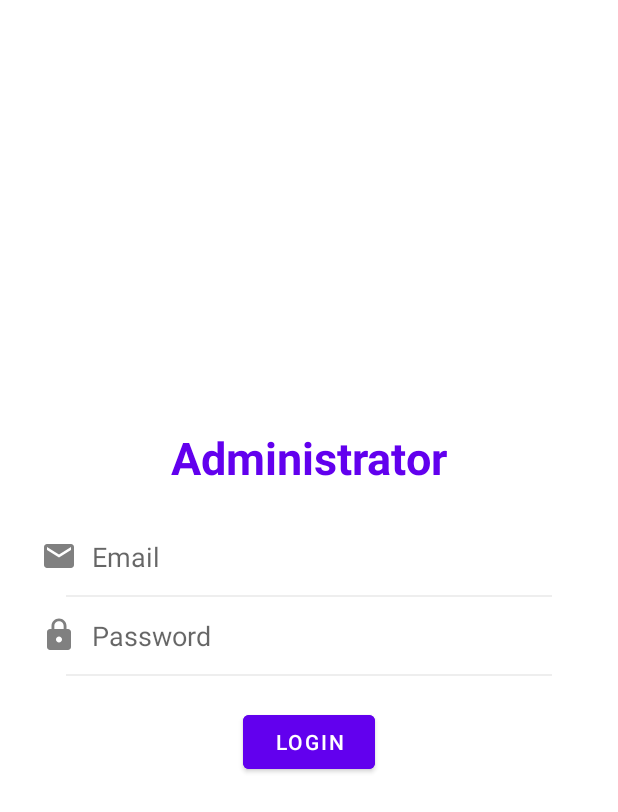
After one commit to praj9719/rakshak, an Android app: the LoginActivity screen opened directly, with no data from a screen before it, on a phone screen of 412 x 824 dp. The commit adds this screen. Shown: the top 812 px of the screen. Run offline under Robolectric (Android 15) with nearby library versions, the phone set to English and light mode, and no system bars; our stand-ins replace Firebase (no records; nobody signed in at launch, a user with empty details on screens opened directly).

Commit message:
login activity added

```diff
--- a/app/src/main/AndroidManifest.xml
+++ b/app/src/main/AndroidManifest.xml
@@ -9,7 +9,8 @@
         android:roundIcon="@mipmap/ic_launcher_round"
         android:supportsRtl="true"
         android:theme="@style/Theme.Rakshak">
-        <activity android:name=".TestActivity"></activity>
+        <activity android:name=".LoginActivity"></activity>
+        <activity android:name=".TestActivity" />
         <activity android:name=".MainActivity">
             <intent-filter>
                 <action android:name="android.intent.action.MAIN" />
--- /dev/null
+++ b/app/src/main/java/com/aapex/rakshak/LoginActivity.java
@@ -0,0 +1,43 @@
+package com.aapex.rakshak;
+
+import androidx.appcompat.app.AppCompatActivity;
+
+import android.app.ProgressDialog;
+import android.os.Bundle;
+import android.util.Log;
+import android.widget.Button;
+import android.widget.EditText;
+
+import com.google.firebase.auth.FirebaseAuth;
+
+import static com.aapex.rakshak.Global.gblToast;
+
+public class LoginActivity extends AppCompatActivity {
+
+    private FirebaseAuth mAuth;
+
+    @Override
+    protected void onCreate(Bundle savedInstanceState) {
+        super.onCreate(savedInstanceState);
+        setContentView(R.layout.activity_login);
+        EditText mEmail = findViewById(R.id.al_edit_email);
+        EditText mPassword = findViewById(R.id.al_edit_password);
+        Button mLogin = findViewById(R.id.al_button_login);
+        mAuth = FirebaseAuth.getInstance();
+        mLogin.setOnClickListener(view -> {
+            String email = mEmail.getText().toString().trim();
+            String password = mPassword.getText().toString().trim();
+            loginActivity(email, password);
+        });
+    }
+
+    private void loginActivity(String email, String password) {
+        if (email.isEmpty() || password.isEmpty()) {gblToast(this, "Fill all details"); return;}
+        ProgressDialog mProgressDialog = ProgressDialog.show(LoginActivity.this, "", "Please wait...", true);
+        mAuth.signInWithEmailAndPassword(email, password)
+                .addOnSuccessListener(authResult -> {gblToast(this, "Login success!");})
+                .addOnFailureListener(e -> gblToast(this, e.getMessage()))
+                .addOnCompleteListener(task -> mProgressDialog.dismiss());
+    }
+
+}
--- a/app/src/main/java/com/aapex/rakshak/MainActivity.java
+++ b/app/src/main/java/com/aapex/rakshak/MainActivity.java
@@ -61,7 +61,7 @@ public class MainActivity extends AppCompatActivity {
         mTextAddress.setOnClickListener(view -> {mAddress.requestFocus(); gblShowKeyboard(this);});
         mTextDetails.setOnClickListener(view -> {mDetails.requestFocus(); gblShowKeyboard(this);});
         mSubmit.setOnClickListener(view -> submitActivity());
-        mLogin.setOnClickListener(view -> loginActivity());
+        mLogin.setOnClickListener(view -> startActivity(new Intent(MainActivity.this, LoginActivity.class)));
     }
 
     @Override
@@ -108,8 +108,4 @@ public class MainActivity extends AppCompatActivity {
         }
     }
 
-    private void loginActivity(){
-        gblToast(this, "Login activity");
-    }
-
 }
--- /dev/null
+++ b/app/src/main/res/drawable/ic_lock.xml
@@ -0,0 +1,5 @@
+<vector android:height="24dp" android:tint="#808080"
+    android:viewportHeight="24" android:viewportWidth="24"
+    android:width="24dp" xmlns:android="http://schemas.android.com/apk/res/android">
+    <path android:fillColor="@android:color/white" android:pathData="M18,8h-1L17,6c0,-2.76 -2.24,-5 -5,-5S7,3.24 7,6v2L6,8c-1.1,0 -2,0.9 -2,2v10c0,1.1 0.9,2 2,2h12c1.1,0 2,-0.9 2,-2L20,10c0,-1.1 -0.9,-2 -2,-2zM12,17c-1.1,0 -2,-0.9 -2,-2s0.9,-2 2,-2 2,0.9 2,2 -0.9,2 -2,2zM15.1,8L8.9,8L8.9,6c0,-1.71 1.39,-3.1 3.1,-3.1 1.71,0 3.1,1.39 3.1,3.1v2z"/>
+</vector>
--- /dev/null
+++ b/app/src/main/res/layout/activity_login.xml
@@ -0,0 +1,65 @@
+<?xml version="1.0" encoding="utf-8"?>
+<RelativeLayout xmlns:android="http://schemas.android.com/apk/res/android"
+    xmlns:app="http://schemas.android.com/apk/res-auto"
+    xmlns:tools="http://schemas.android.com/tools"
+    android:layout_width="match_parent"
+    android:layout_height="match_parent"
+    tools:context=".LoginActivity">
+    <LinearLayout
+        android:layout_margin="12dp"
+        android:layout_width="match_parent"
+        android:layout_centerInParent="true"
+        android:layout_height="wrap_content"
+        android:orientation="vertical">
+        <TextView
+            android:layout_width="wrap_content"
+            android:layout_height="wrap_content"
+            android:text="Administrator"
+            android:textStyle="bold"
+            android:textColor="@color/design_default_color_primary"
+            android:layout_marginBottom="20dp"
+            android:textSize="30dp"
+            android:layout_gravity="center"/>
+        <EditText
+            android:id="@+id/al_edit_email"
+            android:paddingVertical="8dp"
+            android:drawableLeft="@drawable/ic_email"
+            android:drawablePadding="10dp"
+            android:layout_marginVertical="5dp"
+            android:layout_marginHorizontal="15dp"
+            android:hint="Email"
+            android:background="@null"
+            android:layout_width="match_parent"
+            android:layout_height="wrap_content"/>
+        <View
+            android:layout_width="match_parent"
+            android:layout_height="1dp"
+            android:layout_marginHorizontal="32dp"
+            android:background="@color/light_gray"/>
+        <EditText
+            android:id="@+id/al_edit_password"
+            android:paddingVertical="8dp"
+            android:drawableLeft="@drawable/ic_lock"
+            android:drawablePadding="10dp"
+            android:layout_marginVertical="5dp"
+            android:layout_marginHorizontal="15dp"
+            android:hint="Password"
+            android:background="@null"
+            android:inputType="textPassword"
+            android:layout_width="match_parent"
+            android:layout_height="wrap_content"/>
+        <View
+            android:layout_width="match_parent"
+            android:layout_height="1dp"
+            android:layout_marginHorizontal="32dp"
+            android:background="@color/light_gray"/>
+        <Button
+            android:id="@+id/al_button_login"
+            android:layout_marginVertical="20dp"
+            android:backgroundTint="@color/design_default_color_primary"
+            android:text="LOGIN"
+            android:layout_gravity="center"
+            android:layout_width="wrap_content"
+            android:layout_height="wrap_content"/>
+    </LinearLayout>
+</RelativeLayout>
```
